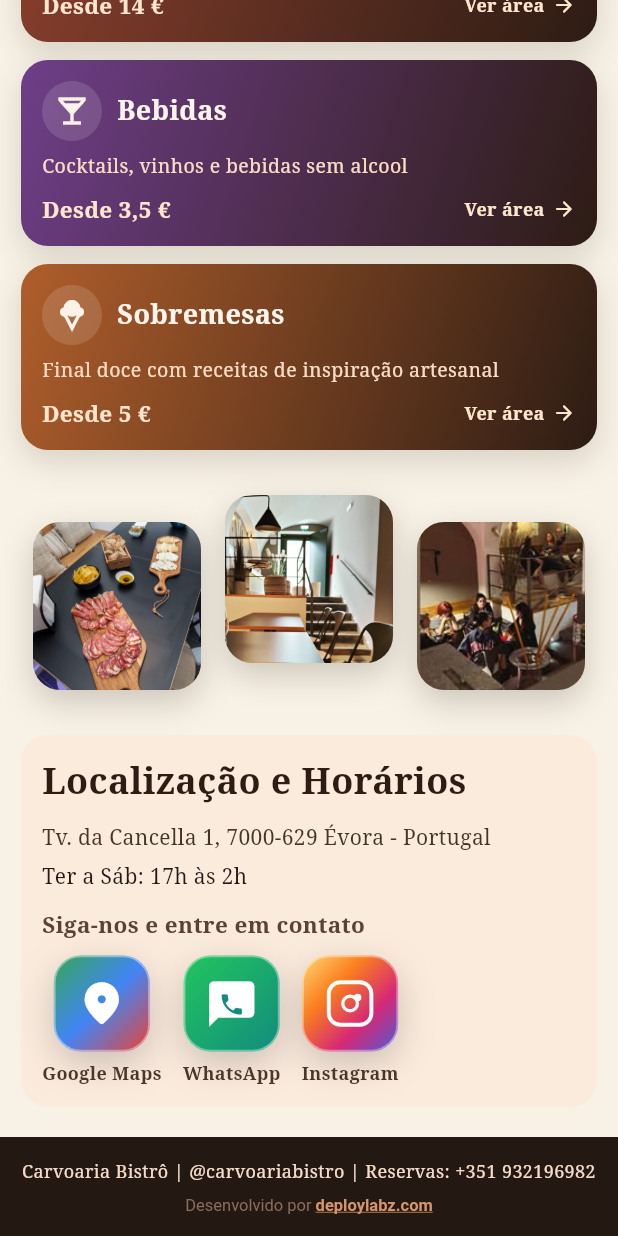
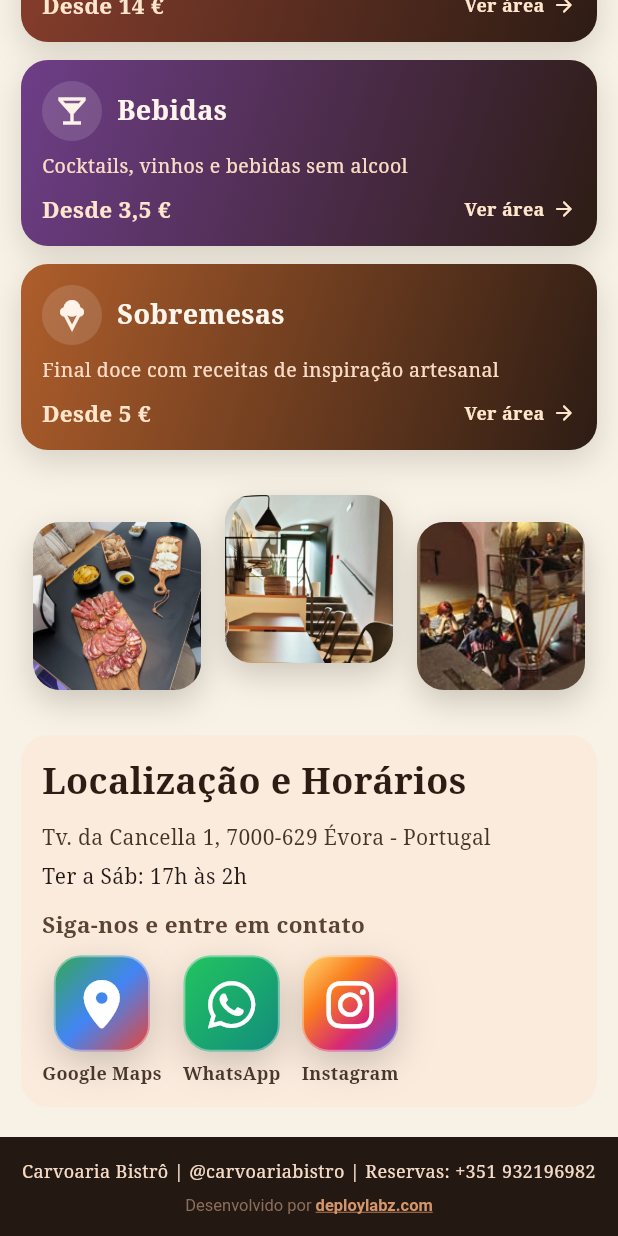
Before and after one commit to Ivanlimadev/carvoaria-bistro, a Flutter app: the screen it shows after launch, scrolled down 726 dp, on a phone screen of 412 x 824 dp. Run offline on Flutter 3.47's test engine with Material 3 defaults, Android fonts, the phone set to English and light mode, and no system bars; our stand-ins replace font_awesome_flutter.

Commit message:
feat: ícones sociais oficiais (FontAwesome) no lugar dos desenhados
Co-Authored-By: Claude Opus 4.8 <noreply@anthropic.com>

```diff
--- a/cv_app/lib/main.dart
+++ b/cv_app/lib/main.dart
@@ -1,6 +1,7 @@
 import 'dart:async';
 
 import 'package:flutter/material.dart';
+import 'package:font_awesome_flutter/font_awesome_flutter.dart';
 import 'package:url_launcher/url_launcher.dart';
 
 void main() {
@@ -727,56 +728,23 @@ class _SocialIconButton extends StatelessWidget {
     }
   }
 
-  Widget _brandGlyph() {
+  IconData _brandIcon() {
     switch (brand) {
       case SocialBrand.maps:
-        return const Icon(Icons.place_rounded, size: 34, color: Colors.white);
+        return FontAwesomeIcons.locationDot;
       case SocialBrand.whatsApp:
-        return const Stack(
-          alignment: Alignment.center,
-          children: [
-            Icon(Icons.chat_bubble_rounded, size: 36, color: Colors.white),
-            Padding(
-              padding: EdgeInsets.only(top: 1),
-              child: Icon(Icons.phone, size: 18, color: Color(0xFF128C7E)),
-            ),
-          ],
-        );
+        return FontAwesomeIcons.whatsapp;
       case SocialBrand.instagram:
-        return Stack(
-          alignment: Alignment.center,
-          children: [
-            Container(
-              width: 31,
-              height: 31,
-              decoration: BoxDecoration(
-                border: Border.all(color: Colors.white, width: 2.6),
-                borderRadius: BorderRadius.circular(9),
-              ),
-            ),
-            Container(
-              width: 12,
-              height: 12,
-              decoration: BoxDecoration(
-                shape: BoxShape.circle,
-                border: Border.all(color: Colors.white, width: 2.2),
-              ),
-            ),
-            Positioned(
-              top: 9,
-              right: 8,
-              child: Container(
-                width: 5,
-                height: 5,
-                decoration: const BoxDecoration(
-                  color: Colors.white,
-                  shape: BoxShape.circle,
-                ),
-              ),
-            ),
-          ],
-        );
+        return FontAwesomeIcons.instagram;
     }
+  }
+
+  Widget _brandGlyph() {
+    return FaIcon(
+      _brandIcon(),
+      size: brand == SocialBrand.maps ? 32 : 36,
+      color: Colors.white,
+    );
   }
 
   Future<void> _openLink() async {
--- a/cv_app/pubspec.yaml
+++ b/cv_app/pubspec.yaml
@@ -35,6 +35,7 @@ dependencies:
   # Use with the CupertinoIcons class for iOS style icons.
   cupertino_icons: ^1.0.8
   url_launcher: ^6.3.2
+  font_awesome_flutter: ^11.0.0
 
 dev_dependencies:
   flutter_test:
```
Also changed, not shown: cv_app/pubspec.lock.
